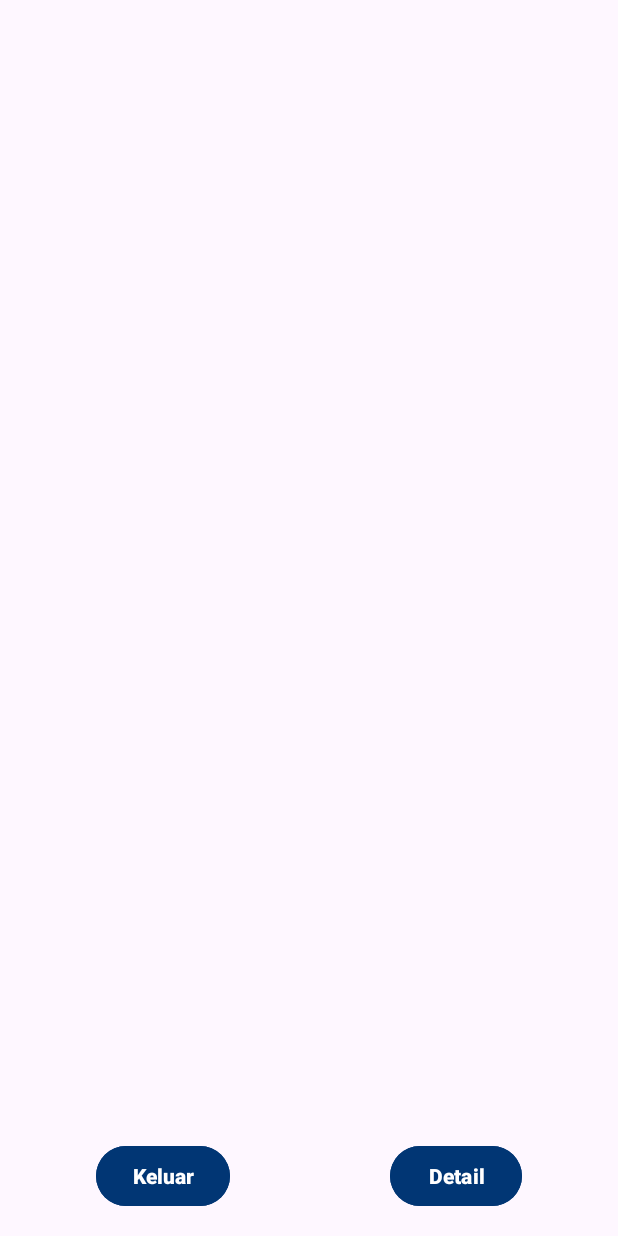
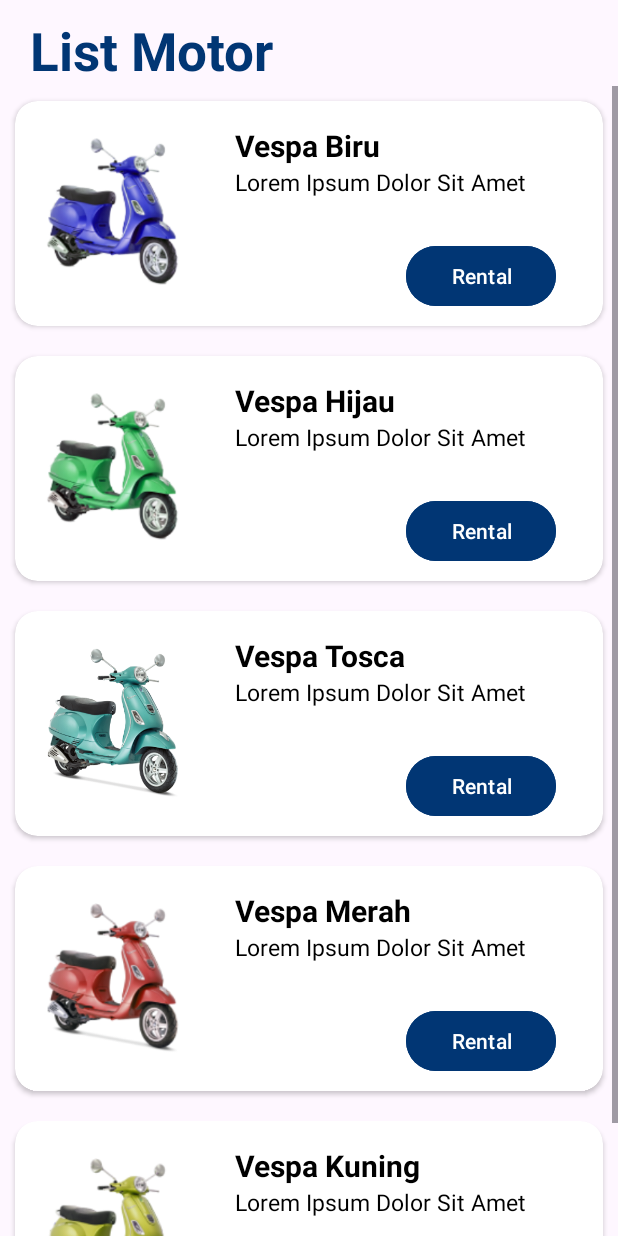
Before and after one commit to wirapradina/Bahasa-Pemrograman-2, an Android app: the ListMotorActivity screen opened directly, with no data from a screen before it, on a phone screen of 412 x 824 dp. Run offline under Robolectric (Android 15) with nearby library versions, the phone set to English and light mode, and no system bars.

Commit message:
30 november

```diff
--- a/app/src/main/java/com/example/perentalan/AdapterMotor.kt
+++ b/app/src/main/java/com/example/perentalan/AdapterMotor.kt
@@ -12,8 +12,8 @@ class AdapterMotor(private val listMotor:List<MotorModel>):
 
     class ViewHolder(ItemView: View):RecyclerView.ViewHolder(ItemView){
       val image:ImageView = ItemView.findViewById(R.id.imageViewMotor)
-      val title:TextView = ItemView.findViewById(R.id.textView1)
-        val desc:TextView = ItemView.findViewById(R.id.textView2)
+      val title:TextView = ItemView.findViewById(R.id.textNam)
+        val desc:TextView = ItemView.findViewById(R.id.textDes)
     }
 
     override fun onCreateViewHolder(parent: ViewGroup, viewType: Int):ViewHolder {
--- a/app/src/main/java/com/example/perentalan/ListMotorActivity.kt
+++ b/app/src/main/java/com/example/perentalan/ListMotorActivity.kt
@@ -2,6 +2,7 @@ package com.example.perentalan
 
 import androidx.appcompat.app.AppCompatActivity
 import android.os.Bundle
+import android.widget.ArrayAdapter
 import androidx.recyclerview.widget.LinearLayoutManager
 import androidx.recyclerview.widget.RecyclerView
 
@@ -9,13 +10,21 @@ class ListMotorActivity : AppCompatActivity() {
     override fun onCreate(savedInstanceState: Bundle?) {
         super.onCreate(savedInstanceState)
         setContentView(R.layout.activity_list_motor)
-
         //instance
         val rvMotor:RecyclerView = findViewById(R.id.recyclerViewMotor)
+        //set layout manager di RecyclerView
+        rvMotor.layoutManager = LinearLayoutManager(this)
+        //list data motor
+        val data = ArrayList<MotorModel>()
+        data.add(MotorModel(R.drawable.m1,"Vespa Biru","Lorem Ipsum Dolor Sit Amet"))
+        data.add(MotorModel(R.drawable.m2,"Vespa Hijau","Lorem Ipsum Dolor Sit Amet"))
+        data.add(MotorModel(R.drawable.m3,"Vespa Tosca","Lorem Ipsum Dolor Sit Amet"))
+        data.add(MotorModel(R.drawable.m4,"Vespa Merah","Lorem Ipsum Dolor Sit Amet"))
+        data.add(MotorModel(R.drawable.m5,"Vespa Kuning","Lorem Ipsum Dolor Sit Amet"))
+        //set adapter
+        val adapter = AdapterMotor(data)
+        //set adapter ke recyclerView\
+        rvMotor.adapter = adapter
+    }
 
-        //
-        rvMotor.layoutManager = LinearLayoutManager(this)
-
-
-    }
 }
--- a/app/src/main/java/com/example/perentalan/MotorModel.kt
+++ b/app/src/main/java/com/example/perentalan/MotorModel.kt
@@ -1,5 +1,3 @@
 package com.example.perentalan
 
-
-class MotorModel(var image:Int, var title:String, var desc:String) {
-}
+data class MotorModel(val image:Int, val title:String, val desc:String )
--- a/app/src/main/res/layout/activity_list_motor.xml
+++ b/app/src/main/res/layout/activity_list_motor.xml
@@ -1,47 +1,38 @@
 <?xml version="1.0" encoding="utf-8"?>
-<androidx.constraintlayout.widget.ConstraintLayout xmlns:android="http://schemas.android.com/apk/res/android"
+<LinearLayout xmlns:android="http://schemas.android.com/apk/res/android"
     xmlns:app="http://schemas.android.com/apk/res-auto"
     xmlns:tools="http://schemas.android.com/tools"
     android:layout_width="match_parent"
     android:layout_height="match_parent"
+    android:orientation="vertical"
     tools:context=".ListMotorActivity">
 
+    <RelativeLayout
+        android:layout_width="match_parent"
+        android:layout_height="wrap_content">
 
-    <androidx.recyclerview.widget.RecyclerView
-        android:id="@+id/recyclerViewMotor"
+        <TextView
+            android:layout_width="match_parent"
+            android:layout_height="wrap_content"
+            android:text="List Motor"
+            android:textSize="35dp"
+            android:textColor="@color/primary"
+            android:textStyle="bold"
+            android:layout_marginStart="20dp"
+            android:layout_marginTop="10dp"/>
+
+    </RelativeLayout>
+
+    <ScrollView
         android:layout_width="match_parent"
-        android:layout_height="0dp"
-        android:layout_marginStart="15dp"
-        android:layout_marginTop="15dp"
-        android:layout_marginEnd="15dp"
-        app:layout_constraintEnd_toEndOf="parent"
-        app:layout_constraintStart_toStartOf="parent"
-        app:layout_constraintTop_toTopOf="parent" />
+        android:layout_height="match_parent">
 
-    <Button
-        android:id="@+id/buttonKeluar"
-        android:layout_width="wrap_content"
-        android:layout_height="wrap_content"
-        android:layout_marginStart="64dp"
-        android:layout_marginBottom="16dp"
-        android:backgroundTint="@color/primary"
-        android:text="Keluar"
-        android:textColor="@color/white"
-        android:textStyle="bold"
-        app:layout_constraintBottom_toBottomOf="parent"
-        app:layout_constraintStart_toStartOf="parent" />
+        <androidx.recyclerview.widget.RecyclerView
+            android:id="@+id/recyclerViewMotor"
+            android:layout_width="match_parent"
+            android:layout_height="wrap_content"
+            tools:listitem="@layout/card_layout_motor"/>
 
-    <Button
-        android:id="@+id/buttonDetail"
-        android:layout_width="wrap_content"
-        android:layout_height="wrap_content"
-        android:layout_marginEnd="64dp"
-        android:layout_marginBottom="16dp"
-        android:backgroundTint="@color/primary"
-        android:text="Detail"
-        android:textColor="@color/white"
-        android:textStyle="bold"
-        app:layout_constraintBottom_toBottomOf="parent"
-        app:layout_constraintEnd_toEndOf="parent" />
+    </ScrollView>
 
-</androidx.constraintlayout.widget.ConstraintLayout>
+</LinearLayout>
--- a/app/src/main/res/layout/activity_login.xml
+++ b/app/src/main/res/layout/activity_login.xml
@@ -65,6 +65,7 @@
             android:layout_width="match_parent"
             android:layout_height="wrap_content"
             android:text="Lupa Password?"
+            android:layout_marginTop="15dp"
             android:fontFamily="@font/poppinsbold"
             android:textColor="@color/primary" />
 
@@ -73,6 +74,7 @@
             android:layout_width="match_parent"
             android:layout_height="wrap_content"
             android:backgroundTint="@color/primary"
+            android:layout_marginTop="5dp"
             android:fontFamily="@font/poppinssemibold"
             android:text="Login"
             tools:ignore="TextSizeCheck" />
--- a/app/src/main/res/layout/activity_pembayaran.xml
+++ b/app/src/main/res/layout/activity_pembayaran.xml
@@ -13,7 +13,7 @@
         android:layout_marginStart="24dp"
         android:layout_marginTop="24dp"
         android:layout_marginEnd="24dp"
-        android:text="Memilih Motor"
+        android:text="Rental Motor"
         android:textSize="25sp"
         android:textStyle="bold"
         app:layout_constraintEnd_toEndOf="parent"
--- a/app/src/main/res/layout/card_layout_motor.xml
+++ b/app/src/main/res/layout/card_layout_motor.xml
@@ -1,67 +1,72 @@
 <?xml version="1.0" encoding="utf-8"?>
-<androidx.cardview.widget.CardView xmlns:android="http://schemas.android.com/apk/res/android"
+<androidx.cardview.widget.CardView
+    xmlns:android="http://schemas.android.com/apk/res/android"
     xmlns:tools="http://schemas.android.com/tools"
     android:layout_width="match_parent"
-    android:layout_height="wrap_content"
+    android:layout_height="150dp"
     xmlns:app="http://schemas.android.com/apk/res-auto"
     android:id="@+id/card_motor"
-    android:layout_margin="5dp"
+    android:layout_margin="10dp"
     app:cardCornerRadius="15dp"
-    app:cardElevation="5dp"
-    app:contentPadding="5dp">
+    android:padding="10dp">
 
-    <androidx.constraintlayout.widget.ConstraintLayout
+    <LinearLayout
         android:layout_width="match_parent"
-        android:layout_height="wrap_content"
-        android:layout_marginStart="16dp"
-        android:layout_marginTop="2dp"
-        android:layout_marginEnd="16dp"
-        app:layout_constraintEnd_toEndOf="parent"
-        app:layout_constraintStart_toStartOf="parent"
-        app:layout_constraintTop_toBottomOf="@+id/textViewRecom">
+        android:layout_height="match_parent"
+        android:orientation="horizontal"
+        android:weightSum="3">
 
+        <LinearLayout
+            android:layout_width="0dp"
+            android:layout_height="match_parent"
+            android:gravity="center"
+            android:layout_weight="1">
             <ImageView
                 android:id="@+id/imageViewMotor"
-            android:layout_width="100dp"
+                android:layout_width="130dp"
                 android:layout_height="130dp"
                 app:layout_constraintBottom_toBottomOf="parent"
                 app:layout_constraintStart_toStartOf="parent"
                 app:layout_constraintTop_toTopOf="parent"
                 app:srcCompat="@drawable/m1" />
 
-        <TextView
-            android:id="@+id/textView1"
+        </LinearLayout>
+
+        <LinearLayout
             android:layout_width="0dp"
             android:layout_height="wrap_content"
+            android:layout_weight="2"
+            android:orientation="vertical">
+            <TextView
+                android:id="@+id/textNam"
+                android:layout_width="match_parent"
+                android:layout_height="match_parent"
                 android:layout_marginStart="16dp"
                 android:layout_marginTop="16dp"
-            android:text="Vespa metic"
-            android:textStyle="bold"
-            app:layout_constraintEnd_toEndOf="parent"
-            app:layout_constraintHorizontal_bias="0.0"
-            app:layout_constraintStart_toEndOf="@+id/imageViewMotor"
-            app:layout_constraintTop_toTopOf="parent" />
+                android:text="Vespa Biru"
+                android:textSize="20dp"
+                android:textColor="@color/black"
+                android:textStyle="bold" />
 
             <TextView
-            android:id="@+id/textView2"
+                android:id="@+id/textDes"
                 android:layout_width="wrap_content"
-            android:layout_height="wrap_content"
+                android:layout_height="49dp"
                 android:layout_marginStart="16dp"
-            android:layout_marginBottom="76dp"
-            android:text="Lorem ipsum Dolor sit Amet Lorem"
-            android:textSize="13sp"
-            app:layout_constraintBottom_toBottomOf="parent"
-            app:layout_constraintStart_toEndOf="@+id/imageViewMotor" />
+                android:text="Lorem ipsum Dolor sit Amet \nLorem"
+                android:textColor="@color/black"
+                android:textSize="15sp" />
 
             <Button
-            android:id="@+id/button1"
-            android:layout_width="wrap_content"
+                android:id="@+id/buttonRent"
+                android:layout_width="100dp"
                 android:layout_height="wrap_content"
-            android:layout_marginBottom="16dp"
-            android:backgroundTint="@color/primary"
                 android:text="Rental"
-            app:layout_constraintBottom_toBottomOf="parent"
-            app:layout_constraintEnd_toEndOf="parent" />
-    </androidx.constraintlayout.widget.ConstraintLayout>
+                android:layout_marginStart="130dp"
+                android:backgroundTint="@color/primary"/>
+
+        </LinearLayout>
+
+    </LinearLayout>
 
 </androidx.cardview.widget.CardView>
```
Also changed, not shown: app/src/main/java/com/example/perentalan/ListMotorFragment.kt (deleted, +0 -65 lines), app/src/main/res/layout/activity_home.xml (+23 -3 lines), app/src/main/res/layout/fragment_list_motor.xml (deleted, +0 -43 lines), app/src/main/res/layout/main_promo.xml (added, +62 -0 lines), app/src/main/res/drawable/p1.jpg (added), app/src/main/res/drawable/p3.jpg (added). Lines whose indentation alone changed are shown as unchanged.
